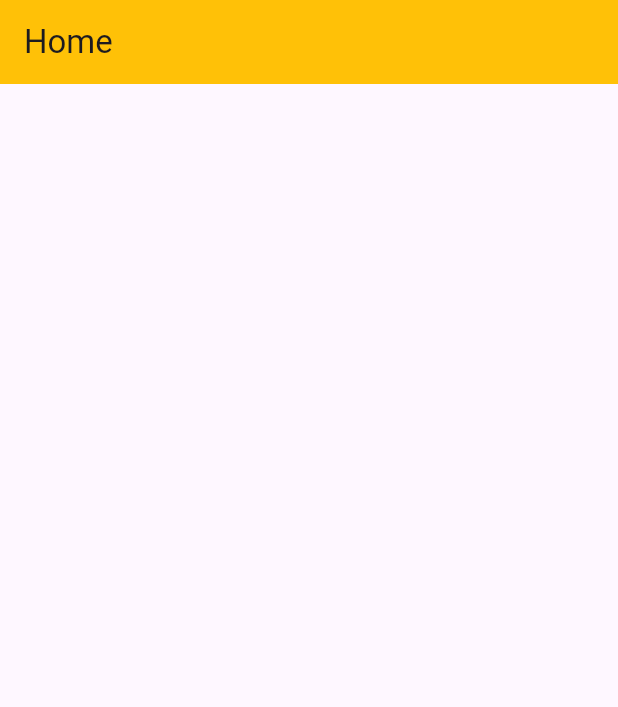
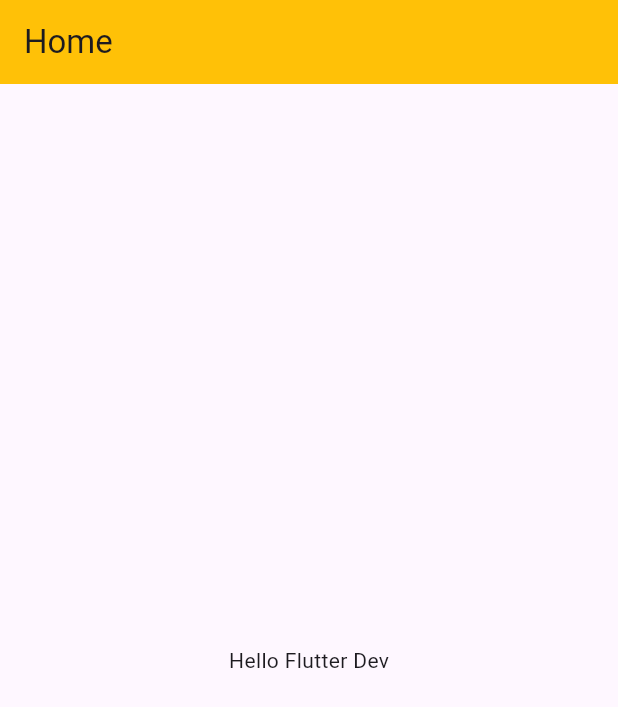
Before and after one commit to sagardhadke/internet_connection_getx, a Flutter app: the screen it shows after launch, on a phone screen of 412 x 824 dp. Shown: the top 707 px of the screen. Run offline on Flutter 3.47's test engine with Material 3 defaults, Android fonts, the phone set to English and light mode, and no system bars.

Commit message:
Added HomePage

```diff
--- a/lib/home_page.dart
+++ b/lib/home_page.dart
@@ -10,6 +10,11 @@ class MyHome extends StatelessWidget {
         title: Text("Home"),
         backgroundColor: Colors.amber,
       ),
+      body: Column(
+        crossAxisAlignment: CrossAxisAlignment.center,
+        mainAxisAlignment: MainAxisAlignment.center,
+        children: [Center(child: Text("Hello Flutter Dev"))],
+      ),
     );
   }
 }
```
